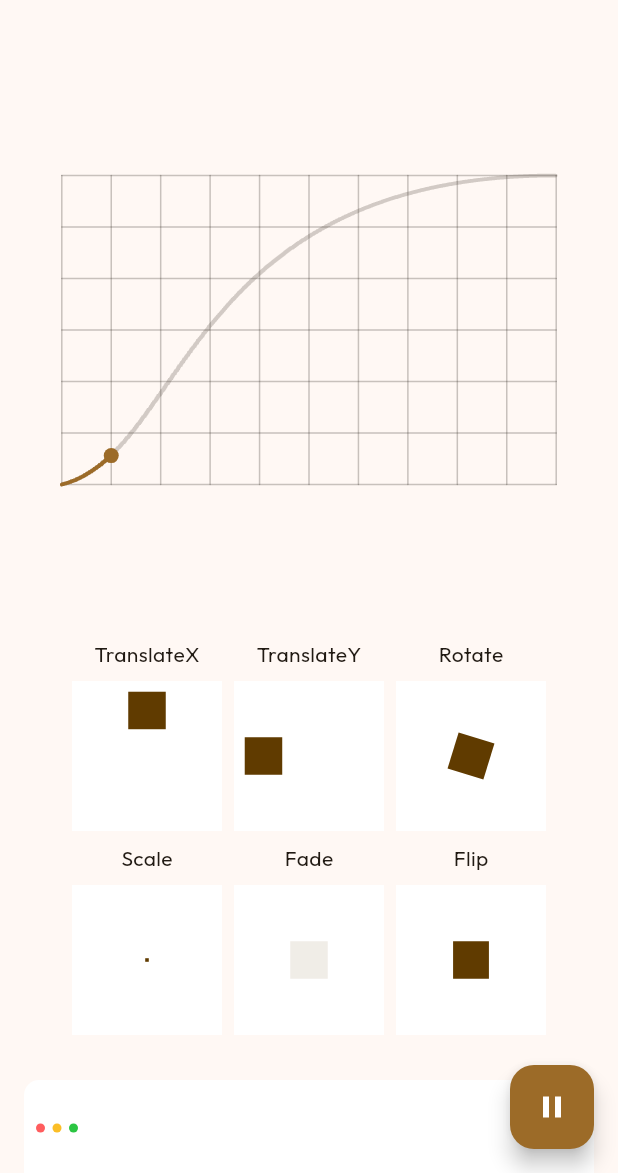
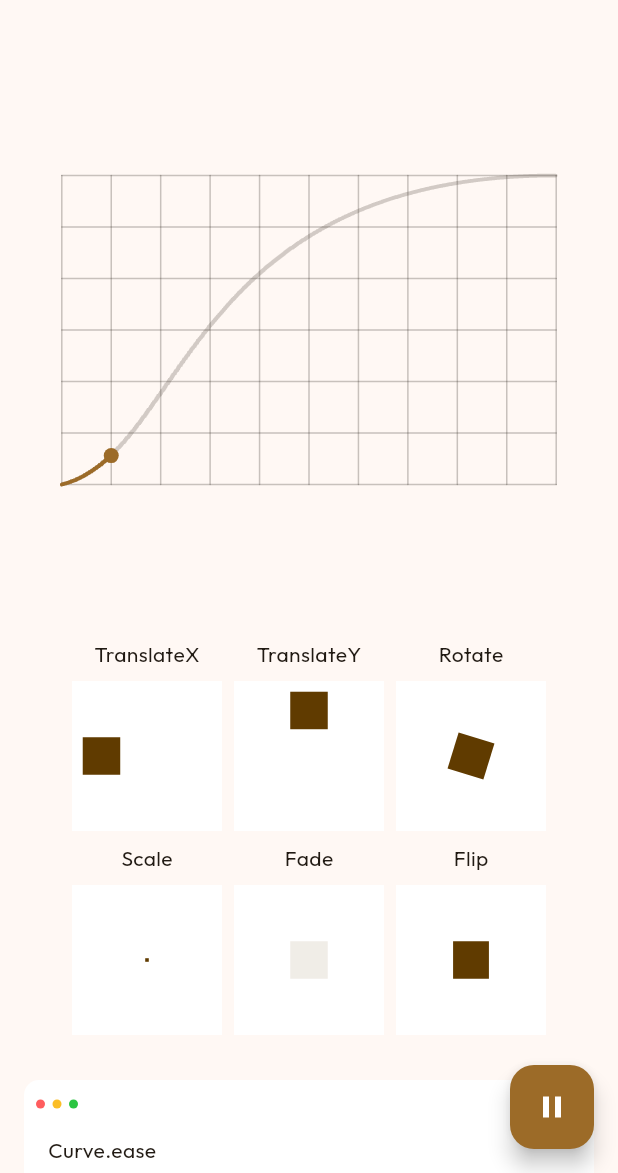
Before and after one commit to vchib1/flutter-curve-visualizer, a Flutter app: the screen it shows after launch, on a phone screen of 412 x 824 dp, the part 63-1236 px from its top. Run offline on Flutter 3.47's test engine with Material 3 defaults, Android fonts, the light colour scheme and no system bars; our stand-ins replace shared_preferences.

Commit message:
fixed translate x & y in animated_box_widget.dart

```diff
--- a/lib/views/widgets/animated_box/animated_box_widget.dart
+++ b/lib/views/widgets/animated_box/animated_box_widget.dart
@@ -44,11 +44,11 @@ class AnimatedBoxWidget extends StatelessWidget {
                   child: child,
                 ),
 
-              /// Translate X
+              /// Translate x
               AnimationType.translateX => Transform.translate(
                   offset: Tween(
-                    begin: Offset(0, (-constraints.maxHeight + boxSize) / 2),
-                    end: Offset(0, (constraints.maxHeight - boxSize) / 2),
+                    begin: Offset((-constraints.maxWidth + boxSize) / 2, 0),
+                    end: Offset((constraints.maxHeight - boxSize) / 2, 0),
                   ).transform(animation.value),
                   child: child,
                 ),
@@ -56,8 +56,8 @@ class AnimatedBoxWidget extends StatelessWidget {
               /// Translate Y
               AnimationType.translateY => Transform.translate(
                   offset: Tween(
-                    begin: Offset((-constraints.maxWidth + boxSize) / 2, 0),
-                    end: Offset((constraints.maxHeight - boxSize) / 2, 0),
+                    begin: Offset(0, (-constraints.maxHeight + boxSize) / 2),
+                    end: Offset(0, (constraints.maxHeight - boxSize) / 2),
                   ).transform(animation.value),
                   child: child,
                 ),
--- a/lib/views/widgets/code_block.dart
+++ b/lib/views/widgets/code_block.dart
@@ -42,7 +42,6 @@ class CodeBlock extends StatelessWidget {
     final code = "Curve.${curve.name}";
 
     return Container(
-      alignment: Alignment.center,
       padding: EdgeInsets.all(8.0),
       decoration: BoxDecoration(
         color: Theme.of(context).colorScheme.onPrimaryFixed,
@@ -53,7 +52,9 @@ class CodeBlock extends StatelessWidget {
         mainAxisSize: MainAxisSize.min,
         spacing: spacing,
         children: [
-          Row(
+          Align(
+            alignment: Alignment.topCenter,
+            child: Row(
               mainAxisSize: MainAxisSize.min,
               mainAxisAlignment: MainAxisAlignment.spaceBetween,
               children: <Widget>[
@@ -64,15 +65,16 @@ class CodeBlock extends StatelessWidget {
                   }).toList(),
                 ),
                 Spacer(),
-              IconButton(
-                onPressed: () => copyCode(context, code),
-                padding: EdgeInsets.zero,
-                iconSize: 16,
-                constraints: BoxConstraints(),
+                GestureDetector(
+                  onTap: () => copyCode(context, code),
+                  child: Icon(
+                    Icons.copy,
                     color: Theme.of(context).colorScheme.onSurface,
-                icon: Icon(Icons.copy),
+                    size: 16,
+                  ),
                 )
               ],
+            ),
           ),
           Padding(
             padding: const EdgeInsets.all(8.0),
--- a/lib/views/widgets/graph/graph_painter.dart
+++ b/lib/views/widgets/graph/graph_painter.dart
@@ -1,5 +1,3 @@
-import 'dart:math';
-
 import 'package:flutter/material.dart';
 import 'graph_config.dart';
 
```
Lines whose indentation alone changed are shown as unchanged.
